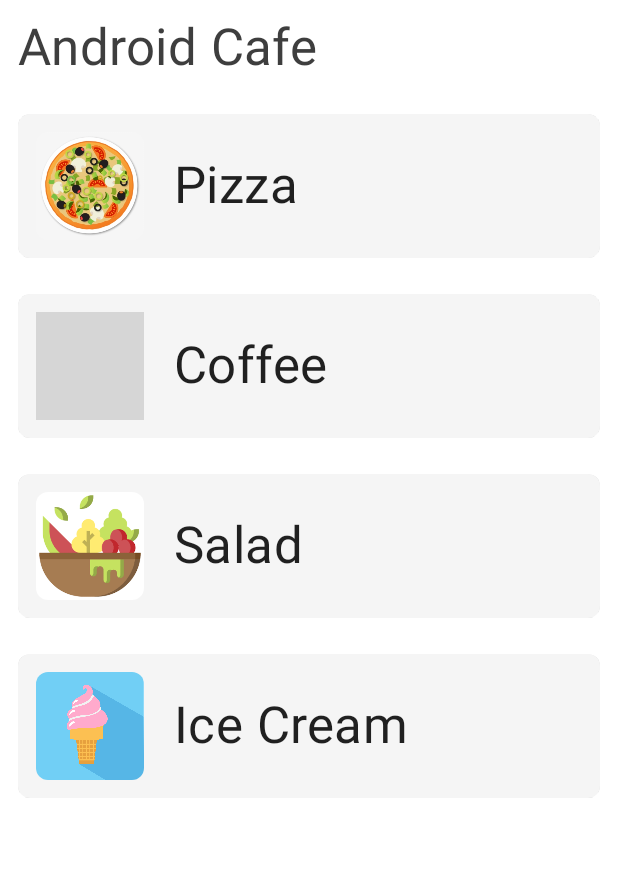
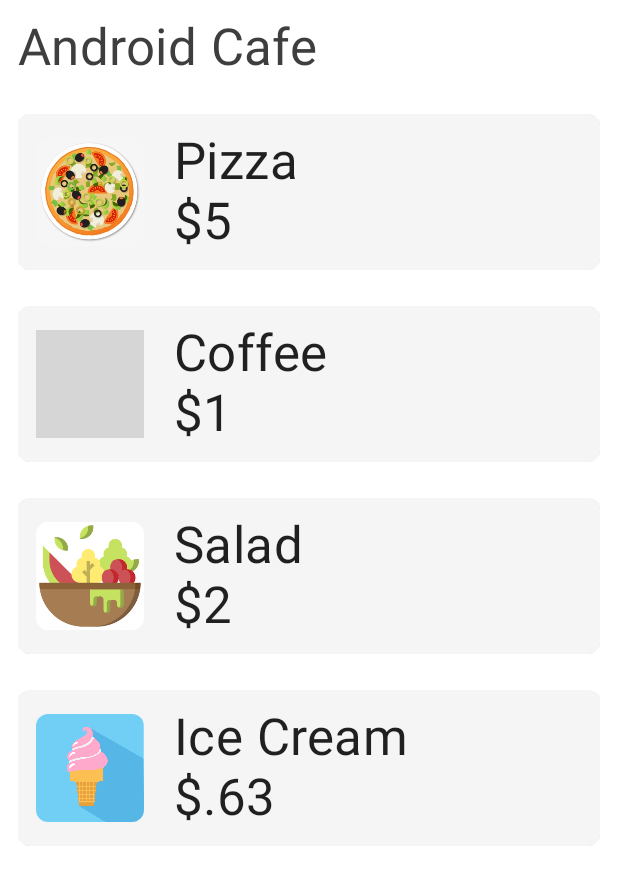
Before and after one commit to pbaileydev/LayoutBasics, an Android app built with Jetpack Compose: the screen it shows after launch (MainActivity), on a phone screen of 412 x 824 dp. Shown: the top 885 px of the screen. Run offline under Robolectric (Android 15) with nearby library versions, the phone set to English and light mode, and no system bars; grey boxes are pictures that could not be loaded.

Commit message:
Added a nested layout to the CustomRow Composable.

```diff
--- a/app/src/main/java/com/pbaileyapps/layoutbasics/ui/AndroidCafe.kt
+++ b/app/src/main/java/com/pbaileyapps/layoutbasics/ui/AndroidCafe.kt
@@ -33,17 +33,17 @@ fun AndroidCafe() {
             Column(
                 modifier = Modifier.fillMaxSize()
             ) {
-                CustomRow("Pizza", painterResource(id = R.drawable.pizza))
-                CustomRow("Coffee", painterResource(id = R.drawable.coffee))
-                CustomRow("Salad", painterResource(id = R.drawable.salad))
-                CustomRow("Ice Cream", painterResource(id = R.drawable.ice_cream))
+                CustomRow(name = "Pizza","$5", painter = painterResource(id = R.drawable.pizza))
+                CustomRow(name = "Coffee","$1", painter = painterResource(id = R.drawable.coffee))
+                CustomRow(name = "Salad","$2", painter = painterResource(id = R.drawable.salad))
+                CustomRow(name = "Ice Cream","$.63", painter = painterResource(id = R.drawable.ice_cream))
             }
         }
     }
 }
 
 @Composable
-private fun CustomRow(name: String, painter: Painter) {
+private fun CustomRow(name: String, price: String, painter: Painter) {
 
     Card(
         modifier = Modifier
@@ -64,11 +64,18 @@ private fun CustomRow(name: String, painter: Painter) {
                     .clip(RoundedCornerShape(8.dp))
             )
 
+            Column(){
             Text(
                 text = name,
                 style = MaterialTheme.typography.h4,
                 modifier = Modifier.padding(start = 20.dp)
             )
+            Text(
+                text = price,
+                style = MaterialTheme.typography.h4,
+                modifier = Modifier.padding(start = 20.dp)
+            )
+        }
         }
     }
 }
```
